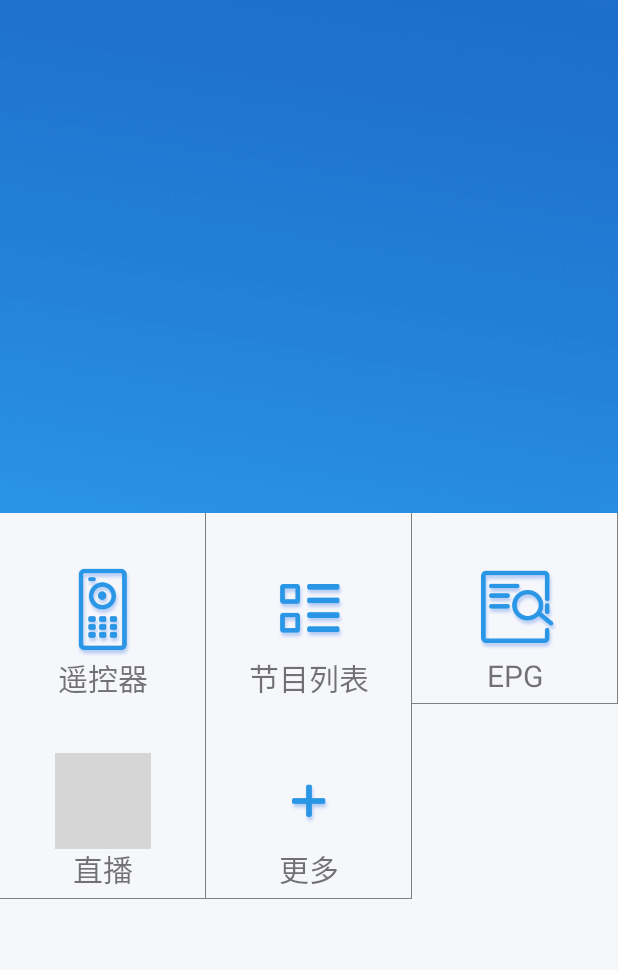
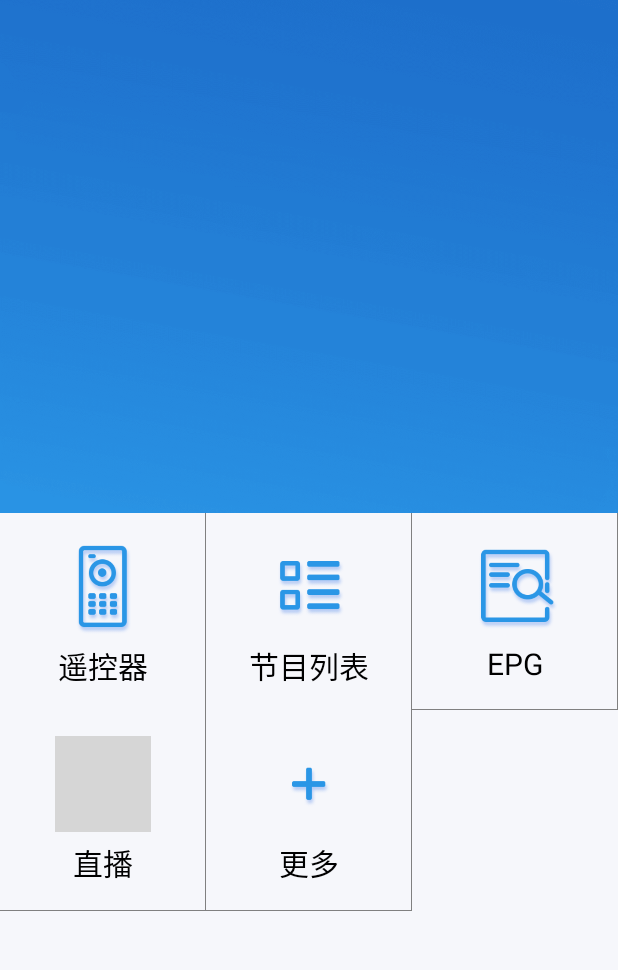
Before and after one commit to sunshinexiaoyi/GosRemoter, an Android app: the HomeActivity screen opened directly, with no data from a screen before it, on a phone screen of 412 x 824 dp, the part 93-1063 px from its top. Run offline under Robolectric (Android 15) with nearby library versions, the phone set to English and light mode, and no system bars; our stand-ins replace EventBus; grey boxes are pictures that could not be loaded.

Commit message:
优化了主页

```diff
--- a/app/src/main/res/layout/item_grid_icon.xml
+++ b/app/src/main/res/layout/item_grid_icon.xml
@@ -2,23 +2,37 @@
 <RelativeLayout xmlns:android="http://schemas.android.com/apk/res/android"
     android:layout_width="match_parent"
     android:layout_height="match_parent"
-    android:padding="5dp"
+    android:padding="7dp"
+    android:gravity="center"
     android:background="@drawable/home_item_bg"
     >
+
+    <LinearLayout
+        android:id="@+id/gridItem"
+        android:layout_width="wrap_content"
+        android:layout_height="wrap_content"
+        android:orientation="vertical"
+        android:layout_marginTop="10dp"
+        android:layout_marginBottom="10dp"
+        android:gravity="center">
 
         <ImageView
             android:id="@+id/img_icon"
             android:layout_width="64dp"
             android:layout_height="64dp"
-        android:layout_centerInParent="true" />
+            android:layout_gravity="center_horizontal"
+            android:src="@drawable/home_more"/>
 
         <TextView
             android:id="@+id/txt_icon"
             android:layout_width="wrap_content"
             android:layout_height="wrap_content"
-        android:layout_below="@id/img_icon"
-        android:layout_centerHorizontal="true"
-        android:layout_marginTop="25dp"
-        android:textSize="@dimen/home_item_size" />
+            android:layout_gravity="center_horizontal"
+            android:layout_marginTop="5dp"
+            android:textColor="@color/black"
+            android:textSize="20sp"
+            android:enabled="false"/>
+
+    </LinearLayout>
 
 </RelativeLayout>
```
Lines whose indentation alone changed are shown as unchanged.
